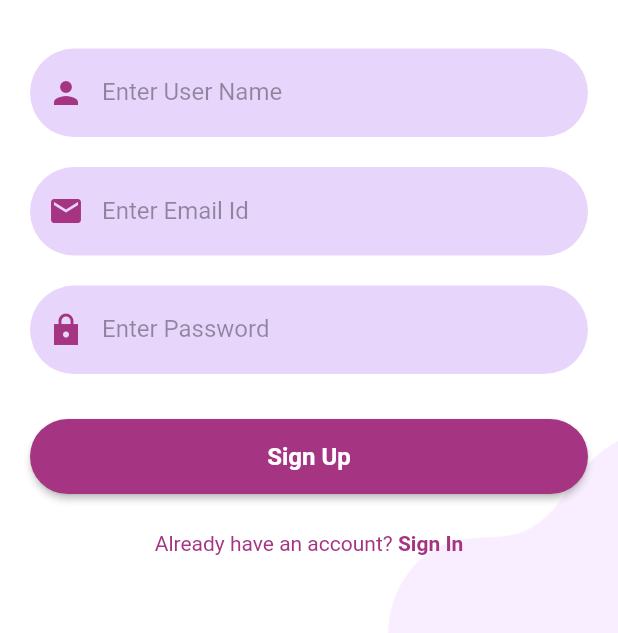
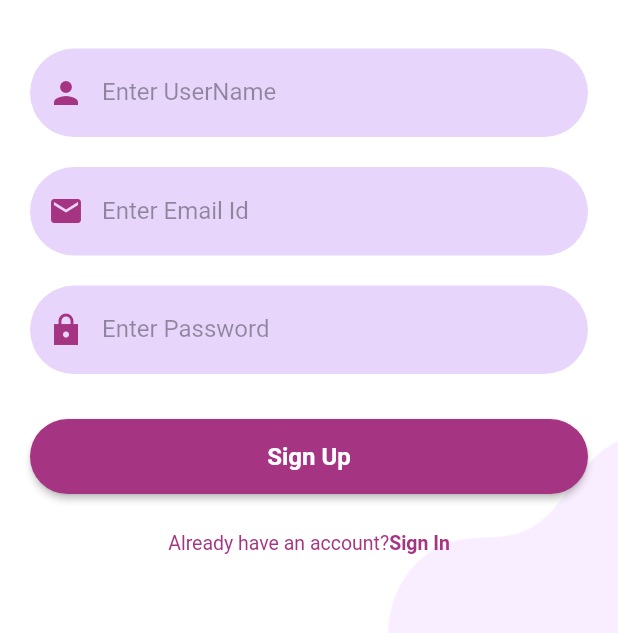
Before and after one commit to cepdnaclk/e18-co227-Poultry-Feed-Efficiency-Tracking-System, a Flutter app: the SignUpScreen screen opened directly, on a phone screen of 412 x 824 dp. Shown: the part 600-1233 px from the top of the screen. Run offline on Flutter 3.47's test engine with Material 2 defaults, Android fonts, the phone set to English and light mode, and no system bars; our stand-ins replace firebase_auth, firebase_core, get; accounts and stored records are empty; network calls fail.

```diff
--- /dev/null
+++ b/lib/localeString.dart
@@ -0,0 +1,49 @@
+import 'package:get/get.dart';
+
+class LocalString extends Translations {
+  @override
+  Map<String, Map<String, String>> get keys => {
+        'en_US': {
+          'welcomeTitle': 'Hello Farmers!',
+          'getStart': 'GET STARTED',
+          'singin': 'Sign In',
+          'enterUsername': 'Enter UserName',
+          'enteremail': 'Enter Email Id',
+          'enterPassword': 'Enter Password',
+          'signup': 'Sign Up',
+          'dont_acc': "Don't have account?",
+          'have_acc': 'Already have an account?',
+          'feedintake': 'Feed intake',
+          'farmreg': 'Farm Registration',
+          'mortality': 'Mortality'
+        },
+        'ta_IN': {
+          'welcomeTitle': 'வணக்கம் விவசாயிகளே!',
+          'getStart': 'தொடங்குங்கள்',
+          'singin': 'உள்நுழையவும்',
+          'enterUsername': 'பயனர் பெயரை உள்ளிடவும்',
+          'enteremail': 'மின்னஞ்சல் ஐடியை உள்ளிடவும்',
+          'enterPassword': 'கடவுச்சொல்லை உள்ளிடவும்',
+          'signup': 'பதிவு செய்யவும்',
+          'dont_acc': "கணக்கு இல்லையா?",
+          'have_acc': 'ஏற்கனவே கணக்கு உள்ளதா?',
+          'feedintake': 'உணவு உட்கொள்ளல்',
+          'farmreg': 'பண்ணை பதிவு',
+          'mortality': 'இறப்பு'
+        },
+        'si_SL': {
+          'welcomeTitle': 'ආයුබෝවන් ගොවියන්!',
+          'getStart': 'ආරම්භ කරන්න',
+          'singin': 'පුරන්න',
+          'enterUsername': 'පරිශීලක නාමය ඇතුළත් කරන්න',
+          'enteremail': 'ඊමේල් හැඳුනුම්පත ඇතුළත් කරන්න',
+          'enterPassword': 'මුරපදය ඇතුළත් කරන්න',
+          'signup': 'ලියාපදිංචි වන්න',
+          'dont_acc': "ගිණුමක් නැද්ද?",
+          'have_acc': 'දැනටමත් ගිණුමක් තිබේද?',
+          'feedintake': 'ආහාර ගැනීම',
+          'farmreg': 'ගොවිපල ලියාපදිංචි කිරීම',
+          'mortality': 'මරණය'
+        }
+      };
+}
--- a/lib/screens/signup_screen.dart
+++ b/lib/screens/signup_screen.dart
@@ -1,5 +1,6 @@
 import 'package:firebase_auth/firebase_auth.dart';
 import 'package:flutter/material.dart';
+import 'package:get/get.dart';
 import 'package:home_login/screens/home_screen.dart';
 import 'package:home_login/screens/reusable.dart';
 import 'package:home_login/screens/signin_screen.dart';
@@ -36,7 +37,7 @@ class _SignUpScreenState extends State<SignUpScreen> {
             child: Column(
               children: <Widget>[
                 Text(
-                  "Sign Up",
+                  "signup".tr,
                   style: TextStyle(
                       fontWeight: FontWeight.bold,
                       fontSize: 30,
@@ -47,22 +48,22 @@ class _SignUpScreenState extends State<SignUpScreen> {
                 SizedBox(
                   height: 0,
                 ),
-                reusableTextField("Enter User Name", Icons.person_sharp, false,
+                reusableTextField("enterUsername".tr, Icons.person_sharp, false,
                     _userNameTextController),
                 SizedBox(
                   height: 20,
                 ),
                 reusableTextField(
-                    "Enter Email Id", Icons.email, false, _emailTextController),
+                    "enteremail".tr, Icons.email, false, _emailTextController),
                 SizedBox(
                   height: 20,
                 ),
-                reusableTextField("Enter Password", Icons.lock_sharp, true,
+                reusableTextField("enterPassword".tr, Icons.lock_sharp, true,
                     _passwordTextController),
                 SizedBox(
                   height: 20,
                 ),
-                firebaseUIButton(context, "Sign Up", () {
+                firebaseUIButton(context, "signup".tr, () {
                   FirebaseAuth.instance
                       .createUserWithEmailAndPassword(
                           email: _emailTextController.text,
@@ -94,18 +95,20 @@ class _SignUpScreenState extends State<SignUpScreen> {
     return Row(
       mainAxisAlignment: MainAxisAlignment.center,
       children: [
-        const Text("Already have an account?",
-            style: TextStyle(color: Color.fromARGB(255, 165, 53, 130))),
+        Text("have_acc".tr,
+            style: TextStyle(
+                color: Color.fromARGB(255, 165, 53, 130), fontSize: 13)),
         GestureDetector(
           onTap: () {
             Navigator.push(context,
                 MaterialPageRoute(builder: (context) => SignInScreen()));
           },
-          child: const Text(
-            " Sign In",
+          child: Text(
+            "singin".tr,
             style: TextStyle(
                 color: Color.fromARGB(255, 165, 53, 130),
-                fontWeight: FontWeight.bold),
+                fontWeight: FontWeight.bold,
+                fontSize: 13),
           ),
         )
       ],
--- a/lib/screens/welcome_screen.dart
+++ b/lib/screens/welcome_screen.dart
@@ -1,4 +1,5 @@
 import 'package:flutter/material.dart';
+import 'package:get/get.dart';
 import 'package:home_login/screens/reusable.dart';
 import 'package:home_login/screens/signin_screen.dart';
 
@@ -27,7 +28,7 @@ class _WelcomeState extends State<Welcome> {
             child: Column(
               children: <Widget>[
                 Text(
-                  "Hello Farmer!",
+                  "welcomeTitle".tr,
                   style: TextStyle(
                       fontWeight: FontWeight.bold,
                       fontSize: 30,
@@ -62,7 +63,7 @@ Container welcomeButton(BuildContext context, Function onTap) {
         Navigator.push(
             context, MaterialPageRoute(builder: (context) => SignInScreen()));
       },
-      child: Text('GET STARTED',
+      child: Text('getStart'.tr,
           style: const TextStyle(
             color: Colors.white,
             fontWeight: FontWeight.bold,
--- a/pubspec.yaml
+++ b/pubspec.yaml
@@ -34,6 +34,7 @@ dependencies:
   # The following adds the Cupertino Icons font to your application.
   # Use with the CupertinoIcons class for iOS style icons.
   cupertino_icons: ^1.0.2
+  get:
   firebase_core: ^1.17.1
   firebase_auth: ^3.3.19
 
```
Also changed, not shown: lib/main.dart (+5 -2 lines), lib/screens/griddashboard.dart (+28 -68 lines), lib/screens/signin_screen.dart (+76 -23 lines), pubspec.lock.
